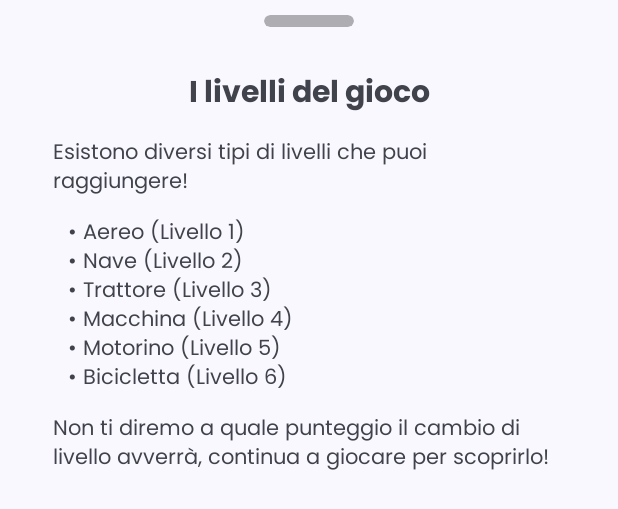
After one commit to ssilvestri15/EcoDrive, an Android app: the layout levels_items.xml on its own in the app's theme, with its tools: preview values and no code run, on a phone screen of 412 x 824 dp. The commit adds this screen. Shown: the top 509 px of the screen. Run offline under Robolectric (Android 15) with nearby library versions, the phone set to English and light mode, and no system bars.

Commit message:
Aggiunta sezione per i livelli

```diff
--- a/app/src/main/java/com/silvered/ecodrive/fragments/HomeFragment.kt
+++ b/app/src/main/java/com/silvered/ecodrive/fragments/HomeFragment.kt
@@ -16,6 +16,7 @@ import com.github.mikephil.charting.charts.LineChart
 import com.github.mikephil.charting.data.Entry
 import com.github.mikephil.charting.data.LineData
 import com.github.mikephil.charting.data.LineDataSet
+import com.google.android.material.bottomsheet.BottomSheetDialog
 import com.google.android.material.color.MaterialColors
 import com.google.android.material.textview.MaterialTextView
 import com.google.firebase.auth.FirebaseAuth
@@ -130,6 +131,11 @@ class HomeFragment : Fragment() {
             showView(binding.pointsCardView)
             showView(binding.barChartHome)
             showView(binding.levelCv)
+
+            binding.levelCv.setOnClickListener {
+                showLevelsBottomSheet()
+            }
+
         } else {
             showView(binding.noDataLayout)
         }
@@ -140,6 +146,12 @@ class HomeFragment : Fragment() {
             startActivity(Intent(activity, SessionActivityTest::class.java))
         }
 
+    }
+
+    private fun showLevelsBottomSheet() {
+        val bottomSheetDialog = BottomSheetDialog(myContext, com.silvered.ecodrive.R.style.BottomSheetDialogTheme)
+        bottomSheetDialog.setContentView(com.silvered.ecodrive.R.layout.levels_items)
+        bottomSheetDialog.show()
     }
 
     private fun setList(): ArrayList<CustomObjects.GridItem> {
--- /dev/null
+++ b/app/src/main/res/layout/levels_items.xml
@@ -0,0 +1,65 @@
+<?xml version="1.0" encoding="utf-8"?>
+<FrameLayout xmlns:android="http://schemas.android.com/apk/res/android"
+    xmlns:app="http://schemas.android.com/apk/res-auto"
+    android:layout_width="match_parent"
+    android:layout_height="wrap_content"
+    android:background="@android:color/transparent">
+
+    <androidx.constraintlayout.widget.ConstraintLayout
+        android:layout_width="match_parent"
+        android:layout_height="wrap_content"
+        android:background="@drawable/bottom_shet_background">
+
+        <com.google.android.material.card.MaterialCardView
+            android:id="@+id/pillow"
+            android:layout_width="60dp"
+            android:layout_height="8dp"
+            android:layout_marginTop="10dp"
+            app:cardBackgroundColor="#80656565"
+            app:cardCornerRadius="20dp"
+            app:layout_constraintEnd_toEndOf="parent"
+            app:layout_constraintStart_toStartOf="parent"
+            app:layout_constraintTop_toTopOf="parent"
+            app:strokeWidth="0dp" />
+
+        <LinearLayout
+            android:layout_width="match_parent"
+            android:layout_height="wrap_content"
+            android:orientation="vertical"
+            app:layout_constraintTop_toTopOf="@id/pillow"
+            app:layout_constraintBottom_toBottomOf="parent"
+            android:layout_margin="35dp">
+
+            <com.google.android.material.textview.MaterialTextView
+                android:layout_width="match_parent"
+                android:layout_height="wrap_content"
+                android:text="I livelli del gioco"
+                android:textSize="20sp"
+                android:textStyle="bold"
+                android:gravity="center"/>
+
+            <com.google.android.material.textview.MaterialTextView
+                android:layout_width="match_parent"
+                android:layout_height="wrap_content"
+                android:layout_marginTop="10dp"
+                android:text="Esistono diversi tipi di livelli che puoi raggiungere!"/>
+
+
+            <com.google.android.material.textview.MaterialTextView
+                android:layout_width="match_parent"
+                android:layout_height="wrap_content"
+                android:layout_marginTop="10dp"
+                android:layout_marginStart="10dp"
+                android:text="• Aereo (Livello 1)\n• Nave (Livello 2)\n• Trattore (Livello 3)\n• Macchina (Livello 4)\n• Motorino (Livello 5)\n• Bicicletta (Livello 6)"/>
+
+            <com.google.android.material.textview.MaterialTextView
+                android:layout_width="match_parent"
+                android:layout_height="wrap_content"
+                android:layout_marginTop="10dp"
+                android:text="Non ti diremo a quale punteggio il cambio di livello avverrà, continua a giocare per scoprirlo!" />
+
+        </LinearLayout>
+
+    </androidx.constraintlayout.widget.ConstraintLayout>
+
+</FrameLayout>
```
